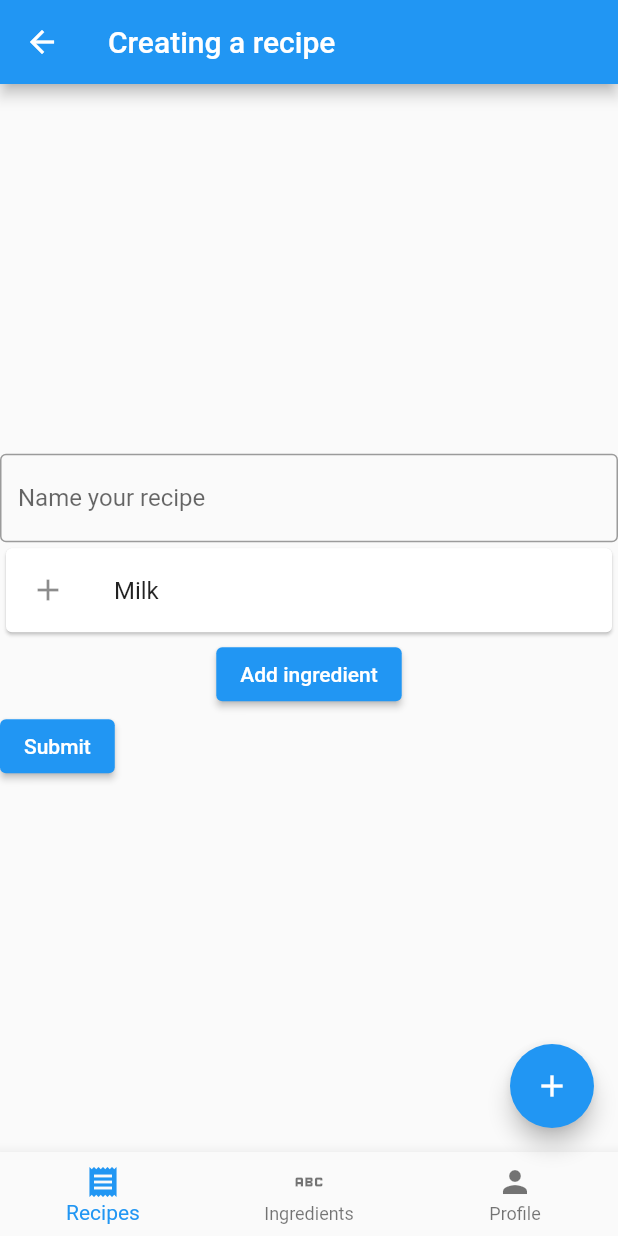
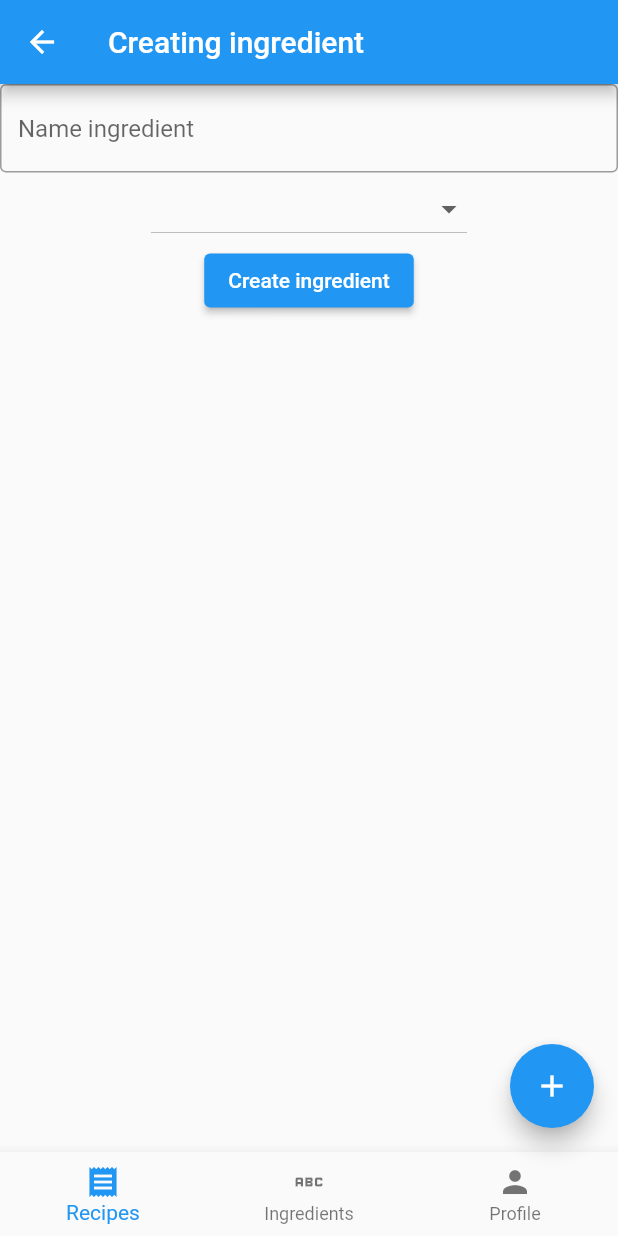
Before and after one commit to Sjos12/recipe-app, a Flutter app: the LayoutWidget screen opened directly, after a tap on "Add ingredient", on a phone screen of 412 x 824 dp. Run offline on Flutter 3.47's test engine with Material 2 defaults, Android fonts, the phone set to English and light mode, and no system bars.

Commit message:
Progress on creating ingredients

```diff
--- /dev/null
+++ b/lib/pages/create/create_ingredient.dart
@@ -0,0 +1,65 @@
+import 'package:flutter/cupertino.dart';
+import 'package:flutter/material.dart';
+import 'package:provider/provider.dart';
+import 'package:recipe_app/enums/ingedient_types.dart';
+import 'package:recipe_app/layouts/layout.dart';
+import 'package:recipe_app/models/ingredient.dart';
+import 'package:recipe_app/models/recipe.dart';
+
+class CreateIngredientWidget extends StatefulWidget {
+  @override
+  State<StatefulWidget> createState() => CreateIngredientWidgetState();
+}
+
+class CreateIngredientWidgetState extends State<CreateIngredientWidget> {
+  IngredientModel ingredient =
+      IngredientModel(type: IngredientTypes.dairy, name: '');
+
+  List<DropdownMenuItem<IngredientTypes>> ingredientTypes = [];
+
+  @override
+  void initState() {
+    List<IngredientTypes> values = IngredientTypes.values;
+
+    for (var value in values) {
+      ingredientTypes
+          .add(DropdownMenuItem(value: value, child: Text(value.toString())));
+    }
+
+    super.initState();
+  }
+
+  void submit() {
+    print('${ingredient.name} ${ingredient.type}');
+    Navigator.pop(context);
+    Provider.of<RecipeModel>(context, listen: false).addIngredient(ingredient);
+  }
+
+  @override
+  Widget build(BuildContext context) {
+    return LayoutWidget(
+        title: 'Creating ingredient',
+        child: Column(children: [
+          TextField(
+            onChanged: (String value) {
+              setState(() {
+                ingredient =
+                    IngredientModel(type: ingredient.type, name: value);
+              });
+            },
+            decoration: const InputDecoration(
+                border: OutlineInputBorder(), hintText: 'Name ingredient'),
+          ),
+          DropdownButton<IngredientTypes>(
+              items: ingredientTypes,
+              onChanged: (IngredientTypes? newValue) {
+                setState(() {
+                  ingredient =
+                      IngredientModel(type: newValue!, name: ingredient.name);
+                });
+              }),
+          ElevatedButton(
+              onPressed: submit, child: const Text('Create ingredient'))
+        ]));
+  }
+}
--- a/lib/pages/create/ingredients.dart
+++ b/lib/pages/create/ingredients.dart
@@ -5,6 +5,7 @@ import 'package:recipe_app/enums/ingedient_types.dart';
 import 'package:recipe_app/helpers/ingredient_icons.dart';
 import 'package:recipe_app/models/ingredient.dart';
 import 'package:recipe_app/models/recipe.dart';
+import 'package:recipe_app/pages/create/create_ingredient.dart';
 
 class IngredientsWidget extends StatefulWidget {
   @override
@@ -38,8 +39,15 @@ class IngredientsState extends State<IngredientsWidget> {
         listOfIngredients(value),
         ElevatedButton(
             onPressed: () {
-              Provider.of<RecipeModel>(context, listen: false).addIngredient(
-                  IngredientModel(type: IngredientTypes.dairy, name: 'Milk'));
+              Navigator.pushReplacement(
+                  context,
+                  MaterialPageRoute(
+                      builder: (context) => ChangeNotifierProvider(
+                          create: (_) => RecipeModel(),
+                          child: CreateIngredientWidget())));
+
+              // Provider.of<RecipeModel>(context, listen: false).addIngredient(
+              //     IngredientModel(type: IngredientTypes.dairy, name: 'Milk'));
             },
             child: const Text('Add ingredient')),
       ]);
--- a/pubspec.yaml
+++ b/pubspec.yaml
@@ -34,6 +34,7 @@ dependencies:
   # The following adds the Cupertino Icons font to your application.
   # Use with the CupertinoIcons class for iOS style icons.
   cupertino_icons: ^1.0.2
+  cloud_firestore: ^3.4.3
 
 dev_dependencies:
   flutter_test:
```
Also changed, not shown: lib/models/recipe.dart (+9 -0 lines), lib/pages/create/create.dart (+6 -4 lines), lib/pages/recipes/recipe.dart (+13 -3 lines), lib/pages/recipes/recipes.dart (+19 -2 lines), pubspec.lock, 1 other file.
